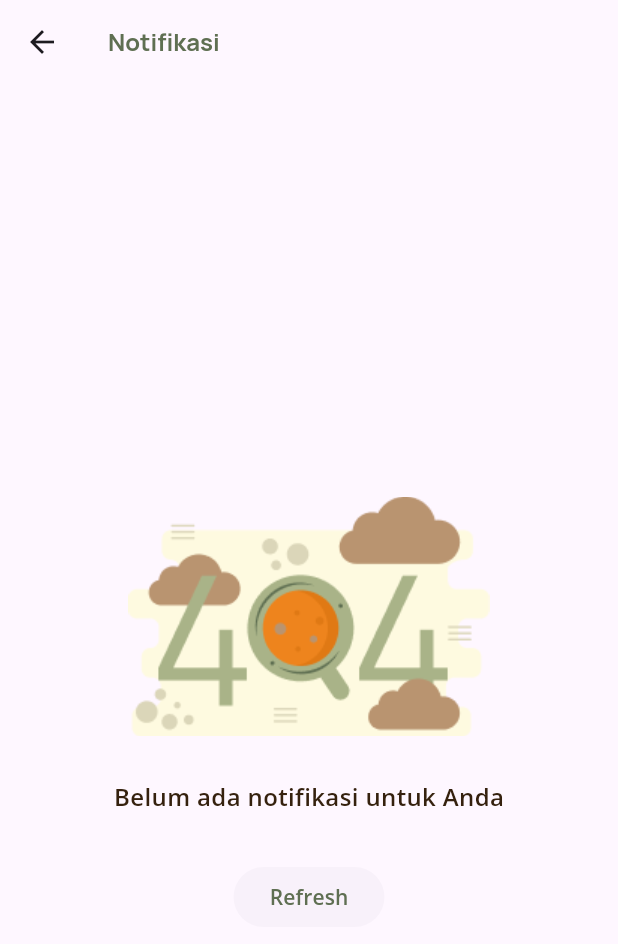
After one commit to frendysanusi05/hejokeun, a Flutter app: the EmptyNotificationScreen screen opened by its route, after a tap on "Refresh", on a phone screen of 412 x 824 dp. The commit adds this screen. Shown: the top 944 px of the screen. Run offline on Flutter 3.47's test engine with Material 3 defaults, Android fonts, the phone set to English and light mode, and no system bars; our stand-ins replace cloud_firestore, firebase_auth, firebase_core, google_fonts, google_sign_in, table_calendar; missing offline and left inert: flutter_facebook_auth; accounts and stored records are empty; statements that could not run were skipped.

Commit message:
feat: add notifications screen

```diff
--- /dev/null
+++ b/lib/screens/notifikasi/empty_notification_screen.dart
@@ -0,0 +1,59 @@
+import 'package:flutter/material.dart';
+import 'package:hejokeun/components/components.dart';
+import 'package:hejokeun/screens/notifikasi/notification_screen.dart';
+import 'package:hejokeun/utils/constants.dart';
+import 'package:hejokeun/utils/notifications.dart';
+
+class EmptyNotificationScreen extends StatelessWidget {
+  const EmptyNotificationScreen({super.key});
+  static String id = 'empty_notification_screen';
+
+  @override
+  Widget build(BuildContext context) {
+    return Scaffold(
+      appBar: AppBar(
+        title: Text(
+          'Notifikasi',
+          style: kH6.copyWith(color: kAG1),
+        ),
+        leading: const BackButton(),
+      ),
+      body: SafeArea(
+        child: Column(
+          children: [
+            const SizedBox(height: 275),
+            const TopScreenImage(
+              screenImageName: '404.png',
+              width: 240.8,
+              height: 160,
+            ),
+            const SizedBox(height: 28),
+            Text(
+              'Belum ada notifikasi untuk Anda',
+              style: kBS2.copyWith(
+                color: kDarkBrown,
+              ),
+            ),
+            const SizedBox(height: 32),
+            ElevatedButton(
+              onPressed: () async {
+                await initializeNotifications();
+                Navigator.pushReplacementNamed(context, NotificationScreen.id);
+              },
+              style: ElevatedButton.styleFrom(
+                shadowColor: Colors.transparent,
+                surfaceTintColor: Colors.transparent,
+              ),
+              child: Text(
+                'Refresh',
+                style: kBS3.copyWith(
+                  color: kAG1,
+                ),
+              ),
+            ),
+          ],
+        ),
+      ),
+    );
+  }
+}
--- /dev/null
+++ b/lib/screens/notifikasi/notification_screen.dart
@@ -0,0 +1,18 @@
+import 'package:flutter/material.dart';
+import 'package:hejokeun/screens/notifikasi/empty_notification_screen.dart';
+import 'package:hejokeun/screens/notifikasi/not_empty_notification_screen.dart';
+import 'package:hejokeun/utils/notifications.dart';
+
+class NotificationScreen extends StatelessWidget {
+  const NotificationScreen({super.key});
+  static String id = 'notifications_screen';
+
+  @override
+  Widget build(BuildContext context) {
+    List<Notifications> notifications = getNotifications();
+
+    return notifications.isEmpty
+        ? const EmptyNotificationScreen()
+        : const NotEmptyNotificationScreen();
+  }
+}
--- /dev/null
+++ b/lib/utils/notifications.dart
@@ -0,0 +1,88 @@
+import 'package:cloud_firestore/cloud_firestore.dart';
+import 'package:firebase_auth/firebase_auth.dart';
+
+class Notifications {
+  const Notifications(this.message, this.time, this.isOpened);
+
+  final String message;
+  final String time;
+  final bool isOpened;
+}
+
+late Query notificationQuery;
+late List<QueryDocumentSnapshot>? notificationDocuments;
+List<Notifications> notifications = [];
+
+Future<void> initializeNotifications() async {
+  notificationQuery = FirebaseFirestore.instance
+      .collection('notifications')
+      .where('user_id', isEqualTo: FirebaseAuth.instance.currentUser!.uid);
+
+  notificationDocuments = await getNotificationDocuments();
+
+  if (notificationDocuments == null) {
+    return;
+  }
+
+  clearNotifications();
+
+  for (QueryDocumentSnapshot document in notificationDocuments!.reversed) {
+    final timeDiff = DateTime.now()
+        .difference((document.data() as Map<String, dynamic>)['time'].toDate());
+    int dayDiff = timeDiff.inDays;
+    int hourDiff = timeDiff.inHours.remainder(24);
+    int minuteDiff = timeDiff.inMinutes.remainder(60);
+    int secondDiff = timeDiff.inSeconds.remainder(60);
+
+    String timeMessage;
+
+    if (dayDiff > 0) {
+      timeMessage = '$dayDiff hari yang lalu';
+    } else if (hourDiff > 0) {
+      timeMessage = '$hourDiff jam yang lalu';
+    } else if (minuteDiff > 0) {
+      timeMessage = '$minuteDiff menit yang lalu';
+    } else {
+      timeMessage = '$secondDiff detik yang lalu';
+    }
+
+    notifications.add(
+      Notifications(
+        (document.data() as Map<String, dynamic>)['message'],
+        timeMessage,
+        (document.data() as Map<String, dynamic>)['isOpened'],
+      ),
+    );
+  }
+}
+
+Future<List<QueryDocumentSnapshot>?> getNotificationDocuments() async {
+  try {
+    QuerySnapshot notificationSnapshot = await notificationQuery.get();
+    List<QueryDocumentSnapshot> notificationDocuments =
+        notificationSnapshot.docs;
+    if (notificationDocuments.isNotEmpty) {
+      return notificationDocuments;
+    } else {
+      return null;
+    }
+  } catch (e) {
+    return null;
+  }
+}
+
+List<Notifications> getNotifications() {
+  return notifications;
+}
+
+void clearNotifications() {
+  notifications.clear();
+}
+
+Future<void> readAllNotifications() async {
+  for (QueryDocumentSnapshot document in notificationDocuments!) {
+    await document.reference.update({
+      'isOpened': true,
+    });
+  }
+}
--- a/lib/utils/schedule_events.dart
+++ b/lib/utils/schedule_events.dart
@@ -9,9 +9,6 @@ class Event {
   final String title;
   final String description;
   final String time;
-
-  @override
-  String toString() => '$title - $description - $time';
 }
 
 late LinkedHashMap<DateTime, List<Event>> kEvents;
```
Also changed, not shown: lib/main.dart (+10 -0 lines), lib/screens/notifikasi/not_empty_notification_screen.dart (added, +91 -0 lines), assets/images/404.png (added).
